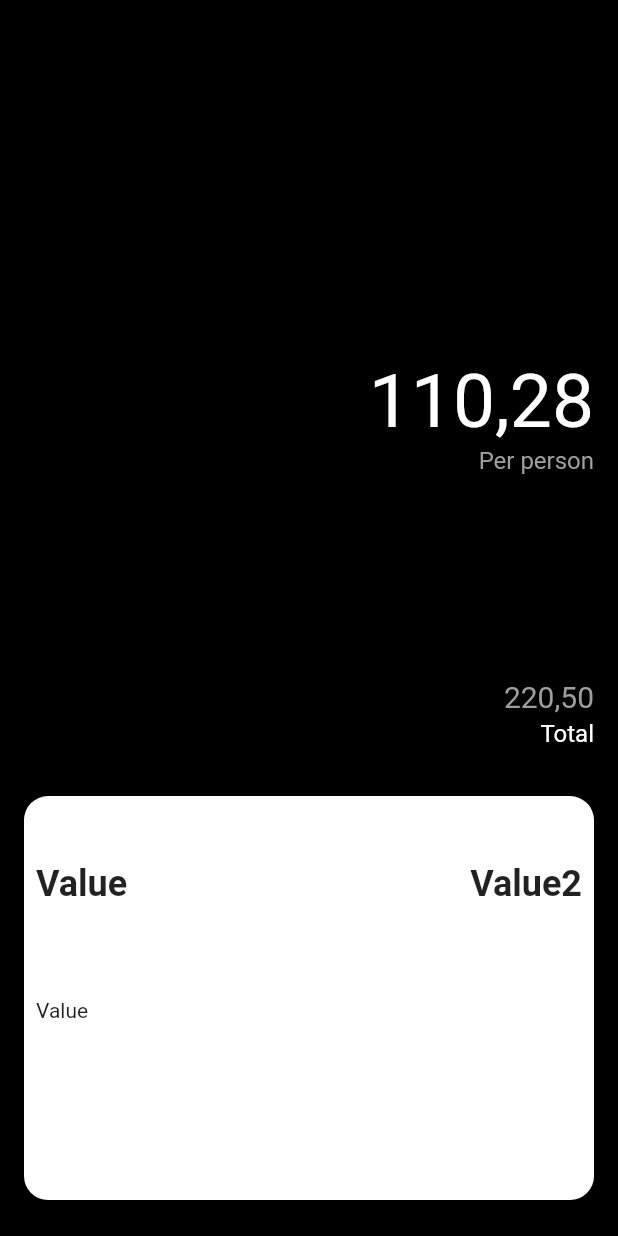
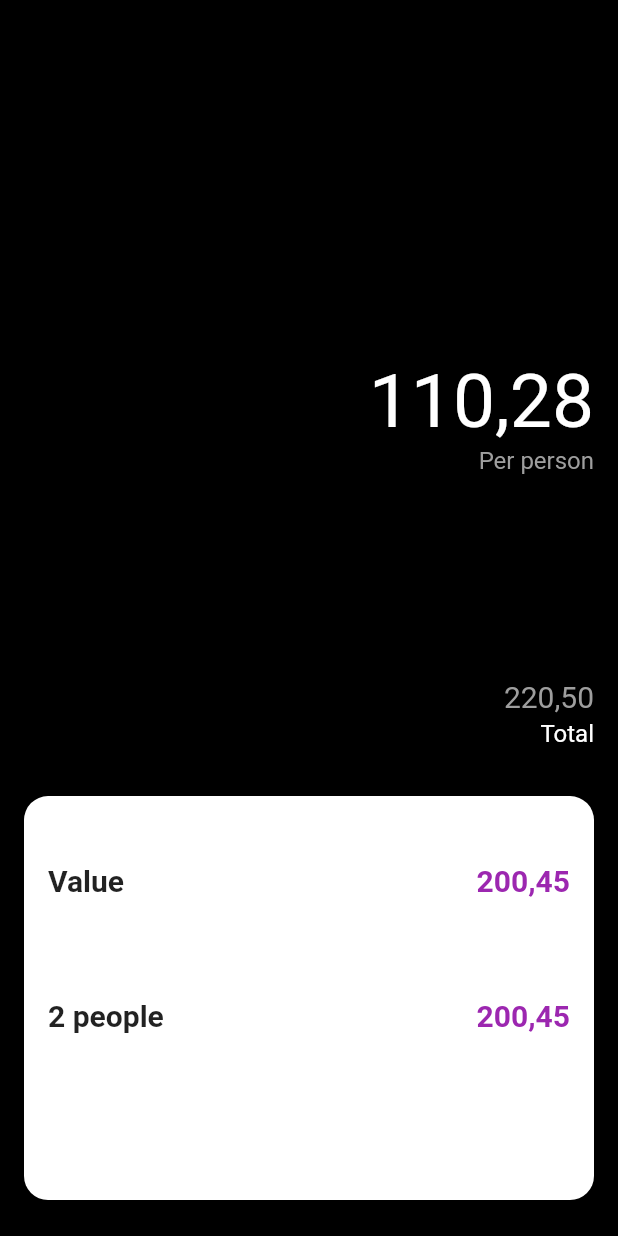
Before and after one commit to davidcrotty/flutter, a Flutter app: the screen it shows after launch, on a phone screen of 412 x 824 dp. Run offline on Flutter 3.47's test engine with Material 2 defaults, Android fonts, the phone set to English and light mode, and no system bars.

Commit message:
next row

```diff
--- a/splitcalculator/split_calculator/lib/main.dart
+++ b/splitcalculator/split_calculator/lib/main.dart
@@ -104,7 +104,7 @@ class CalculatorArea extends StatelessWidget {
             child: Container(
               child: LayoutBuilder(builder: (BuildContext context, BoxConstraints constraints) {
                 return Padding(
-                  padding: const EdgeInsets.all(8.0),
+                  padding: const EdgeInsets.all(16.0),
                   child: Column(
                     mainAxisAlignment: MainAxisAlignment.center,
                     crossAxisAlignment: CrossAxisAlignment.start,
@@ -114,17 +114,26 @@ class CalculatorArea extends StatelessWidget {
                         children: <Widget>[
                           Container(
                             height: constraints.maxHeight / 3,
-                            child: Text("Value", style: TextStyle(fontSize: 24, fontWeight: FontWeight.bold),),
+                            child: Text("Value", style: TextStyle(fontSize: 20, fontWeight: FontWeight.bold),),
                           ),
                           Container(
                             height: constraints.maxHeight / 3,
-                            child: Text("Value2", style: TextStyle(fontSize: 24, fontWeight: FontWeight.bold),),
+                            child: Text("200,45", style: TextStyle(fontSize: 20, fontWeight: FontWeight.bold, color: Colors.purple),),
                           )
                         ],
                       ),
-                      Container(
-                        height: constraints.maxHeight / 3,
-                        child: Text("Value"),
+                      Row(
+                        mainAxisAlignment: MainAxisAlignment.spaceBetween,
+                        children: <Widget>[
+                          Container(
+                            height: constraints.maxHeight / 3,
+                            child: Text("2 people", style: TextStyle(fontSize: 20, fontWeight: FontWeight.bold),),
+                          ),
+                          Container(
+                            height: constraints.maxHeight / 3,
+                            child: Text("200,45", style: TextStyle(fontSize: 20, fontWeight: FontWeight.bold, color: Colors.purple),),
+                          )
+                        ],
                       )
                     ],
                   ),
```
